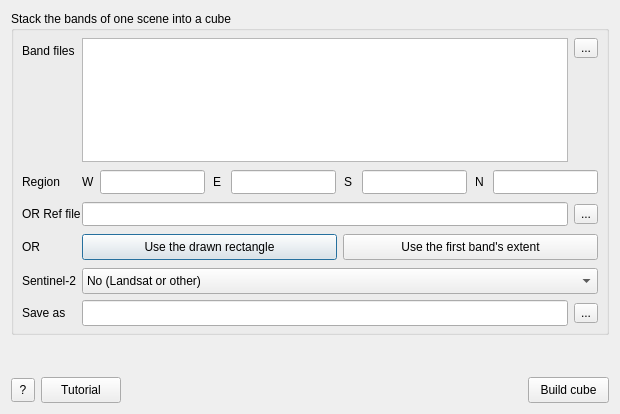
Before: the Qt Designer form deps/ui/remotes_cutcube.ui in GenericMappingTools/InteractiveGMT, drawn with Qt 5.
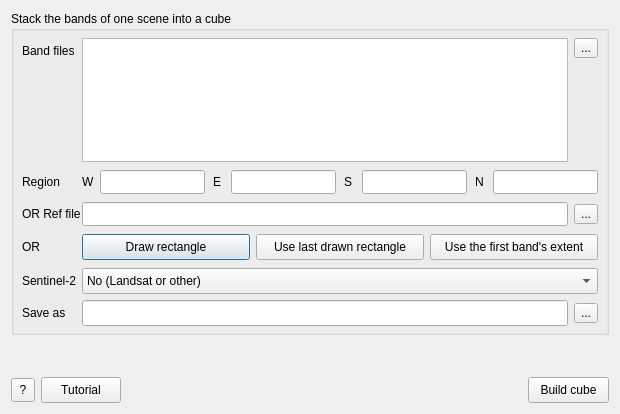
After: the same form once the commit is applied.

Commit message:
Band cube: session bands, file list, draw region, save path
- Band files: asks to use the bands loaded in the session (as Load
  Bands does); Explorer drop; right-click add/remove; Delete key;
  reorder refreshes. Warns when Landsat bands lack the MTL.
- Draw rectangle button: the window's own Rectangle tool; Region
  from that rectangle.
- Save as: no folder -> asks for one; ext not .tif -> .tiff;
  status shows the full path.
- A cube no longer lists its own file as a member.
- Landsat/Sentinel-2 cube handle: "Spectral indices..." on its file.

Diff of the .ui file:
```diff
--- a/deps/ui/remotes_cutcube.ui
+++ b/deps/ui/remotes_cutcube.ui
@@ -266,12 +266,12 @@
      <string>OR</string>
     </property>
    </widget>
-   <widget class="QPushButton" name="run_rgrect">
+   <widget class="QPushButton" name="drawrect_rgrect">
     <property name="geometry">
      <rect>
       <x>71</x>
       <y>223</y>
-      <width>255</width>
+      <width>168</width>
       <height>26</height>
      </rect>
     </property>
@@ -279,7 +279,26 @@
      <string>Fill the Region with the last rectangle drawn in the window (Draw &gt; Rectangle) over the image showing: draw it over the area of interest first.</string>
     </property>
     <property name="text">
-     <string>Use the drawn rectangle</string>
+     <string>Draw rectangle</string>
+    </property>
+    <property name="needsmap" stdset="0">
+     <bool>true</bool>
+    </property>
+   </widget>
+   <widget class="QPushButton" name="run_rgrect">
+    <property name="geometry">
+     <rect>
+      <x>245</x>
+      <y>223</y>
+      <width>168</width>
+      <height>26</height>
+     </rect>
+    </property>
+    <property name="toolTip">
+     <string>Fill the Region with the LAST rectangle drawn in the window (Draw &gt; Rectangle) over the image showing. To pick the area now, use Draw rectangle.</string>
+    </property>
+    <property name="text">
+     <string>Use last drawn rectangle</string>
     </property>
     <property name="needsmap" stdset="0">
      <bool>true</bool>
@@ -288,9 +307,9 @@
    <widget class="QPushButton" name="run_rgband">
     <property name="geometry">
      <rect>
-      <x>332</x>
+      <x>419</x>
       <y>223</y>
-      <width>255</width>
+      <width>168</width>
       <height>26</height>
      </rect>
     </property>
```
Left out of the diff: 2 changed lines with no effect on the pictures. The commit also changes 9 other files.
